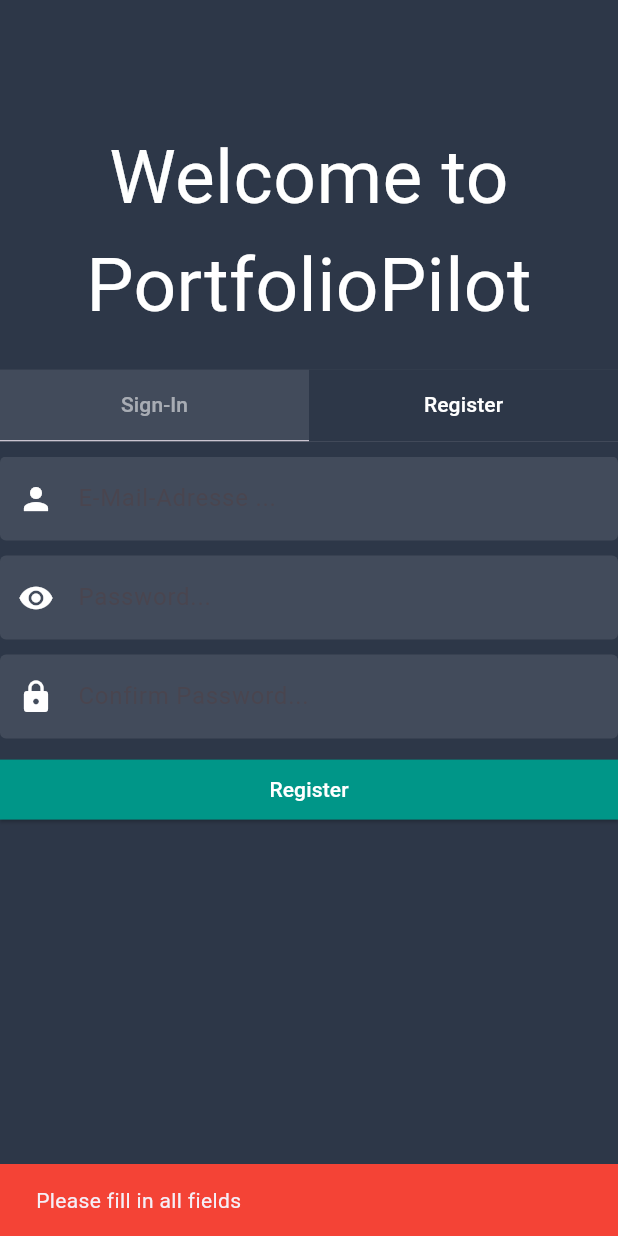
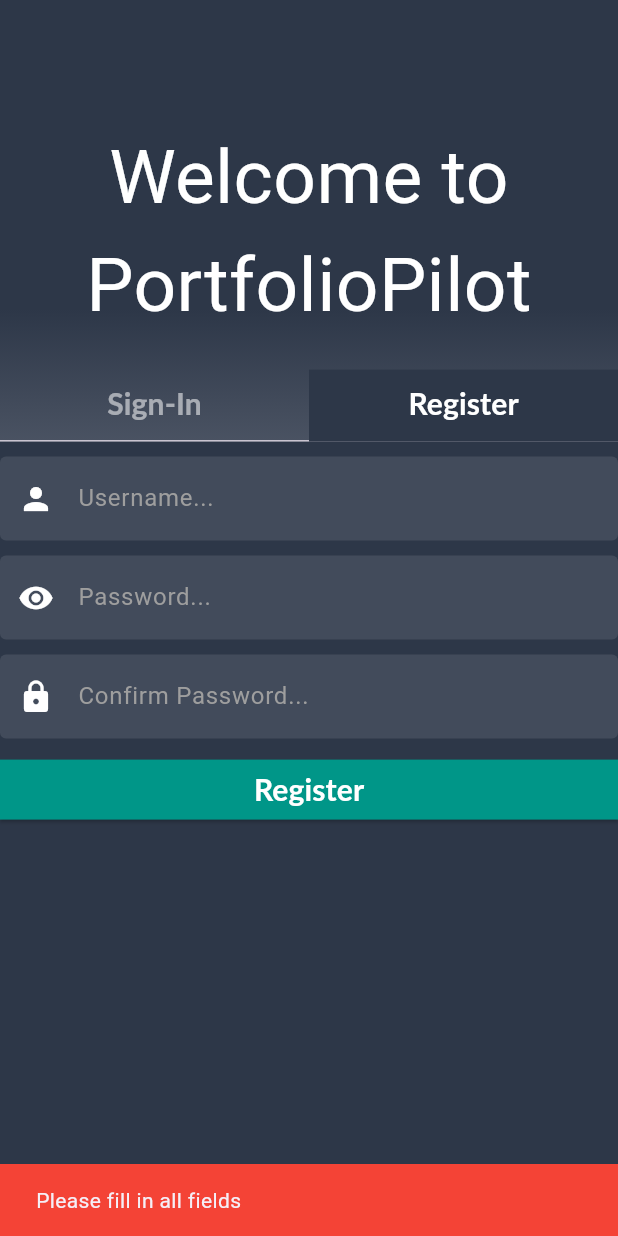
Before and after one commit to dralex03/portfoliopilot-client-app, a Flutter app: the screen it shows after launch, tab 2 chosen, after a tap on "Register", on a phone screen of 412 x 824 dp. Run offline on Flutter 3.47's test engine with Material 3 defaults, Android fonts, the phone set to English and light mode, and no system bars; our stand-ins replace flutter_secure_storage, get_it; Roboto replaces fonts that are missing (Lato); project files that could hold a hidden picture were left out.

Commit message:
fix: Adapted Sign-In and Register Look from UI MockUp.

```diff
--- a/lib/views/login/register_view.dart
+++ b/lib/views/login/register_view.dart
@@ -1,14 +1,17 @@
 import 'package:flutter/material.dart';
 
-import '../../app_theme.dart';
+import 'package:androidproject/utils/app_theme.dart';
+
 import '../../controller/login_controller.dart';
 import '../../services/service_locator.dart';
 
-// RegisterView, representing a registration form.
+/// RegisterView, representing a registration form.
 class RegisterView extends StatelessWidget {
   RegisterView({super.key});
 
+  // State controller for managing registration logic.
   final stateController = getIt<LoginScreenController>();
+  // Controllers for the text fields.
   final emailController = TextEditingController();
   final passwordController = TextEditingController();
   final confirmPasswordController = TextEditingController();
@@ -22,26 +25,27 @@ class RegisterView extends StatelessWidget {
         // ScrollView to ensure the content can be scrolled when the keyboard is open.
         child: Column(
           children: <Widget>[
-
+            const SizedBox(height: 10),
             // Text field for the username.
             TextFormField(
               decoration: InputDecoration(
                 // Fill the text field with a semi-transparent color.
                 filled: true,
                 fillColor: Colors.white.withOpacity(0.1),
-                hintText: 'E-Mail-Adresse ...', // Placeholder text.
-                prefixIcon: Icon(Icons.person, color: Colors.white), // Icon on the left in the text field.
-                border: OutlineInputBorder(
+                hintText: 'Username...', // Placeholder text.
+                hintStyle: const TextStyle(color: Colors.grey),
+                prefixIcon: const Icon(Icons.person, color: Colors.white), // Icon on the left in the text field.
+                border: const OutlineInputBorder(
                   borderSide: BorderSide.none, // No border for the text field.
                 ),
-                contentPadding: EdgeInsets.all(16.0), // Inner padding in the text field.
+                contentPadding: const EdgeInsets.all(16.0), // Inner padding in the text field.
               ),
-              style: TextStyle(color: Colors.white), // Text color in the text field.
-              controller: emailController
+              style: const TextStyle(color: Colors.white), // Text color in the text field.
+              controller: emailController, // Controller for the email text field.
             ),
 
             // Space between the text fields.
-            SizedBox(height: 10),
+            const SizedBox(height: 10),
 
             // Text field for the password.
             TextFormField(
@@ -49,19 +53,20 @@ class RegisterView extends StatelessWidget {
                 filled: true,
                 fillColor: Colors.white.withOpacity(0.1),
                 hintText: 'Password...', // Placeholder text.
-                prefixIcon: Icon(Icons.visibility, color: Colors.white), // Icon on the left in the text field.
-                border: OutlineInputBorder(
+                hintStyle: const TextStyle(color: Colors.grey),
+                prefixIcon: const Icon(Icons.visibility, color: Colors.white), // Icon on the left in the text field.
+                border: const OutlineInputBorder(
                   borderSide: BorderSide.none, // No border for the text field.
                 ),
-                contentPadding: EdgeInsets.all(16.0), // Inner padding in the text field.
+                contentPadding: const EdgeInsets.all(16.0), // Inner padding in the text field.
               ),
               obscureText: true, // Hide the entered password.
-              style: TextStyle(color: Colors.white), // Text color in the text field.
-              controller: passwordController
+              style: const TextStyle(color: Colors.white), // Text color in the text field.
+              controller: passwordController, // Controller for the password text field.
             ),
 
-            // Space between the last text field and the button.
-            SizedBox(height: 10),
+            // Space between the text fields.
+            const SizedBox(height: 10),
 
             // Text field to confirm the password.
             TextFormField(
@@ -69,28 +74,30 @@ class RegisterView extends StatelessWidget {
                 filled: true,
                 fillColor: Colors.white.withOpacity(0.1),
                 hintText: 'Confirm Password...', // Placeholder text.
-                prefixIcon: Icon(Icons.lock, color: Colors.white), // Icon on the left in the text field.
-                border: OutlineInputBorder(
+                hintStyle: const TextStyle(color: Colors.grey),
+                prefixIcon: const Icon(Icons.lock, color: Colors.white), // Icon on the left in the text field.
+                border: const OutlineInputBorder(
                   borderSide: BorderSide.none, // No border for the text field.
                 ),
-                contentPadding: EdgeInsets.all(16.0), // Inner padding in the text field.
+                contentPadding: const EdgeInsets.all(16.0), // Inner padding in the text field.
               ),
               obscureText: true, // Hide the entered password.
-              style: TextStyle(color: Colors.white), // Text color in the text field.
-                controller: confirmPasswordController
+              style: const TextStyle(color: Colors.white), // Text color in the text field.
+              controller: confirmPasswordController, // Controller for the confirm password text field.
             ),
 
             // Space between the last text field and the button.
-            SizedBox(height: 10),
+            const SizedBox(height: 10),
 
             // Button to register.
             SizedBox(
               width: double.infinity, // Button takes the full width of the container.
               child: ElevatedButton(
                 onPressed: () async {
+                  // Handle registration logic.
                   var res = await stateController.register(emailController.text, passwordController.text, confirmPasswordController.text);
-                  if(res["success"]) {
-                    // TODO: Redirect to dashboard
+                  if (res["success"]) {
+                    // TODO: Redirect to dashboard.
                   } else {
                     final snackBar = SnackBar(
                       content: Text(res["message"]),
@@ -98,18 +105,25 @@ class RegisterView extends StatelessWidget {
                     );
 
                     // Find the ScaffoldMessenger in the widget tree
-                    // and use it to show a SnackBar
+                    // and use it to show a SnackBar.
                     ScaffoldMessenger.of(context).showSnackBar(snackBar);
                   }
                 },
                 style: ElevatedButton.styleFrom(
-                  backgroundColor: Colors.teal, // Background color of the button
-                  foregroundColor: Colors.white, // Text color of the button
-                  shape: RoundedRectangleBorder(
-                    borderRadius: BorderRadius.zero, // Do not round the corners
+                  backgroundColor: Colors.teal, // Background color of the button.
+                  foregroundColor: Colors.white,
+                  shape: const RoundedRectangleBorder(
+                      borderRadius: BorderRadius.zero,
+                    ),// Text color of the button.
+                ),
+                child: const Text(
+                  'Register',
+                  style: TextStyle(
+                    fontFamily: 'Lato', // Change to your desired font family.
+                    fontSize: 20, // Change to your desired font size.
+                    fontWeight: FontWeight.bold, // Change to your desired font weight.
                   ),
                 ),
-                child: Text('Register'), // Text in the button.
               ),
             ),
           ],
--- a/lib/views/login/sign_in_view.dart
+++ b/lib/views/login/sign_in_view.dart
@@ -1,6 +1,6 @@
 import 'package:flutter/material.dart';
 
-import '../../app_theme.dart';
+import '../../utils/app_theme.dart';
 import '../../controller/login_controller.dart';
 import '../../services/service_locator.dart';
 
@@ -21,26 +21,26 @@ class SignInView extends StatelessWidget {
         // ScrollView to ensure the content can be scrolled when the keyboard is open.
         child: Column(
           children: <Widget>[
-
+            const SizedBox(height:10),
             // Text field for the username.
             TextFormField(
               decoration: InputDecoration(
                 // Fill the text field with a semi-transparent color.
                 filled: true,
                 fillColor: Colors.white.withOpacity(0.1),
-                hintText: 'E-Mail-Adresse...', // Placeholder text.
-                prefixIcon: Icon(Icons.person, color: Colors.white), // Icon on the left in the text field.
-                border: OutlineInputBorder(
+                hintText: 'Username...', // Placeholder text.
+                hintStyle: const TextStyle(color: Colors.grey),
+                prefixIcon: const Icon(Icons.person, color: Colors.white), // Icon on the left in the text field.
+                border: const OutlineInputBorder(
                   borderSide: BorderSide.none, // No border for the text field.
                 ),
-                contentPadding: EdgeInsets.all(16.0), // Inner padding in the text field.
+                contentPadding: const EdgeInsets.all(16.0), // Inner padding in the text field.
               ),
-              style: TextStyle(color: Colors.white), // Text color in the text field.
-              controller: emailController
+              style: const TextStyle(color: Colors.white), // Text color in the text field.
             ),
 
             // Space between the text fields.
-            SizedBox(height: 10),
+            const SizedBox(height: 10),
 
             // Text field for the password.
             TextFormField(
@@ -48,19 +48,19 @@ class SignInView extends StatelessWidget {
                 filled: true,
                 fillColor: Colors.white.withOpacity(0.1),
                 hintText: 'Password...', // Placeholder text.
-                prefixIcon: Icon(Icons.visibility, color: Colors.white), // Icon on the left in the text field.
-                border: OutlineInputBorder(
+                hintStyle: const TextStyle(color: Colors.grey),
+                prefixIcon: const Icon(Icons.visibility, color: Colors.white), // Icon on the left in the text field.
+                border: const OutlineInputBorder(
                   borderSide: BorderSide.none, // No border for the text field.
                 ),
-                contentPadding: EdgeInsets.all(16.0), // Inner padding in the text field.
+                contentPadding: const EdgeInsets.all(16.0), // Inner padding in the text field.
               ),
               obscureText: true, // Hide the entered password.
-              style: TextStyle(color: Colors.white), // Text color in the text field.
-              controller: passwordController,
+              style: const TextStyle(color: Colors.white), // Text color in the text field.
             ),
 
             // Space between the last text field and the button.
-            SizedBox(height: 20),
+            const SizedBox(height: 20),
 
             // Button to sign in.
             SizedBox(
@@ -83,12 +83,18 @@ class SignInView extends StatelessWidget {
                 },
                 style: ElevatedButton.styleFrom(
                   backgroundColor: Colors.teal, // Background color of the button
-                  foregroundColor: Colors.white, // Text color of the button
+                  foregroundColor: Colors.white,// Text color of the button
                   shape: const RoundedRectangleBorder(
-                    borderRadius: BorderRadius.zero, // Do not round the corners
+                    borderRadius: BorderRadius.zero,
+                  ),// Making Register/SignIn Button full Size
+                ),
+                child: const Text('Sign In',
+                  style: TextStyle(
+                    fontFamily: 'Lato', // Change to your desired font family
+                    fontSize: 20, // Change to your desired font size
+                    fontWeight: FontWeight.bold, // Change to your desired font weight
                   ),
                 ),
-                child: const Text('Sign In'),
               ),
             ),
           ],
--- a/lib/views/login_screen.dart
+++ b/lib/views/login_screen.dart
@@ -1,6 +1,6 @@
 import 'package:flutter/material.dart';
 
-import '../app_theme.dart';
+import '../utils/app_theme.dart';
 import '../controller/login_controller.dart';
 import '../services/service_locator.dart';
 import 'login/register_view.dart';
@@ -34,20 +34,31 @@ class _LoginScreenState extends State<LoginScreen> with SingleTickerProviderStat
     return Scaffold(
       // Background color of the screen.
       backgroundColor: AppColors.backgroundColor,
-      body: Padding(
+      body: Container(
+        // Decoration with a linear gradient background.
+        decoration: const BoxDecoration(
+          gradient: LinearGradient(
+            begin: Alignment.topCenter,
+            end: Alignment.bottomCenter,
+            colors: [
+              AppColors.backgroundColor,
+              AppColors.gradientColor,
+            ],
+            stops: [0.25, 1],
+          ),
+        ),
+
+        // Padding around the child widgets.
+        child: Padding(
           padding: const EdgeInsets.all(0), // No additional padding.
           child: Column(
             mainAxisAlignment: MainAxisAlignment.center, // Center the content vertically.
             children: <Widget>[
-
               // Placeholder to push the text down a bit.
-            SizedBox(height: MediaQuery
-                .of(context)
-                .size
-                .height * 0.1),
+              SizedBox(height: MediaQuery.of(context).size.height * 0.1),
 
               // Welcome text.
-            Text(
+              const Text(
                 'Welcome to PortfolioPilot',
                 style: TextStyle(
                   color: Colors.white,
@@ -57,32 +68,31 @@ class _LoginScreenState extends State<LoginScreen> with SingleTickerProviderStat
               ),
 
               // Space between text and TabBar.
-            SizedBox(height: 20),
+              const SizedBox(height: 20),
 
               // Container for the design of the two tabs.
               Container(
-              decoration: BoxDecoration(
-                color: Colors.white.withOpacity(0.1), // Background color of the TabBar with transparency.
+                decoration: const BoxDecoration(
+                  color: Colors.transparent, // Background color of the TabBar with transparency.
                 ),
                 child: TabBar(
                   controller: tabController, // Assigning the TabController.
                   labelColor: Colors.white, // Text color of the selected tabs.
                   unselectedLabelColor: Colors.white54, // Text color of the unselected tabs.
-                indicator: BoxDecoration(
+                  indicator: const BoxDecoration(
                     color: AppColors.backgroundColor, // Background color of the indicator.
                   ),
                   indicatorSize: TabBarIndicatorSize.tab, // Adjust the indicator size to the tab size.
-                tabs: [
+                  labelStyle: const TextStyle(
+                    fontSize: 20,
+                    fontWeight: FontWeight.bold,
+                    fontFamily: 'Lato',
+                  ), // Font style of the labels.
+                  tabs: const [
                     Tab(text: 'Sign-In'), // Tab for sign-in.
                     Tab(text: 'Register'), // Tab for registration.
                   ],
                 ),
-            ),
-
-            // Add a colored line under the TabBar as a "Sized Box".
-            Container(
-              height: 10,
-              color: AppColors.backgroundColor,
               ),
 
               // Assign tabs and widgets.
@@ -101,6 +111,7 @@ class _LoginScreenState extends State<LoginScreen> with SingleTickerProviderStat
             ],
           ),
         ),
+      ),
     );
   }
 }
```
Also changed, not shown: lib/utils/app_theme.dart (renamed from lib/app_theme.dart), pubspec.lock, 5 other files. Lines whose indentation alone changed are shown as unchanged.
